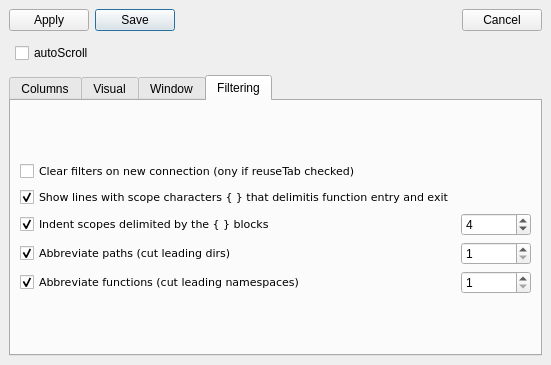
This is trace_server/settingslog.ui in mojmir-svoboda/DbgToolkit as Qt 5 draws it before an edit. The edited form follows.
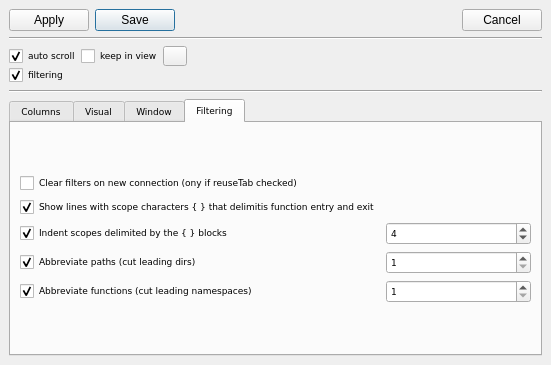
This is the edited form. The open tabs and pages were chosen to show the change.

Commit message: + log related ui moved to settings

The edit to the form file:
```diff
--- a/trace_server/settingslog.ui
+++ b/trace_server/settingslog.ui
@@ -57,21 +57,141 @@
      </layout>
     </item>
     <item>
-     <layout class="QHBoxLayout" name="horizontalLayout">
-      <property name="margin">
-       <number>6</number>
+     <widget class="Line" name="line_2">
+      <property name="orientation">
+       <enum>Qt::Horizontal</enum>
       </property>
-      <item>
-       <widget class="QCheckBox" name="checkBox">
+     </widget>
+    </item>
+    <item>
+     <layout class="QGridLayout" name="gridLayout">
+      <property name="topMargin">
+       <number>0</number>
+      </property>
+      <property name="rightMargin">
+       <number>0</number>
+      </property>
+      <property name="bottomMargin">
+       <number>0</number>
+      </property>
+      <property name="spacing">
+       <number>0</number>
+      </property>
+      <item row="0" column="0">
+       <widget class="QCheckBox" name="autoScrollCheckBox">
+        <property name="font">
+         <font>
+          <family>Verdana</family>
+          <pointsize>7</pointsize>
+         </font>
+        </property>
+        <property name="toolTip">
+         <string>&lt;!DOCTYPE HTML PUBLIC &quot;-//W3C//DTD HTML 4.0//EN&quot; &quot;http://www.w3.org/TR/REC-html40/strict.dtd&quot;&gt;
+&lt;html&gt;&lt;head&gt;&lt;meta name=&quot;qrichtext&quot; content=&quot;1&quot; /&gt;&lt;style type=&quot;text/css&quot;&gt;
+p, li { white-space: pre-wrap; }
+&lt;/style&gt;&lt;/head&gt;&lt;body style=&quot; font-family:'MS Shell Dlg 2'; font-size:8.25pt; font-weight:400; font-style:normal;&quot;&gt;
+&lt;p style=&quot; margin-top:0px; margin-bottom:0px; margin-left:0px; margin-right:0px; -qt-block-indent:0; text-indent:0px;&quot;&gt;&lt;span style=&quot; font-size:8pt;&quot;&gt;Auto scrolls to bottom if checked&lt;/span&gt;&lt;/p&gt;&lt;/body&gt;&lt;/html&gt;</string>
+        </property>
         <property name="text">
-         <string>autoScroll</string>
+         <string>auto scroll</string>
+        </property>
+        <property name="checked">
+         <bool>true</bool>
+        </property>
+       </widget>
+      </item>
+      <item row="0" column="1">
+       <widget class="QCheckBox" name="inViewCheckBox">
+        <property name="font">
+         <font>
+          <family>Verdana</family>
+          <pointsize>7</pointsize>
+         </font>
+        </property>
+        <property name="toolTip">
+         <string>&lt;html&gt;&lt;head/&gt;&lt;body&gt;&lt;p&gt;Tries to keep 1) color tag or 2) selection in view. Tag has precedence over selection.&lt;/p&gt;&lt;/body&gt;&lt;/html&gt;</string>
+        </property>
+        <property name="text">
+         <string>keep in view</string>
+        </property>
+       </widget>
+      </item>
+      <item row="0" column="2">
+       <widget class="QPushButton" name="gotoNextButton">
+        <property name="maximumSize">
+         <size>
+          <width>24</width>
+          <height>16777215</height>
+         </size>
+        </property>
+        <property name="font">
+         <font>
+          <family>Verdana</family>
+          <pointsize>7</pointsize>
+         </font>
+        </property>
+        <property name="toolTip">
+         <string>&lt;html&gt;&lt;head/&gt;&lt;body&gt;&lt;p&gt;Goto next color tag or selection&lt;/p&gt;&lt;/body&gt;&lt;/html&gt;</string>
+        </property>
+        <property name="text">
+         <string/>
+        </property>
+       </widget>
+      </item>
+      <item row="0" column="3">
+       <spacer name="horizontalSpacer_2">
+        <property name="orientation">
+         <enum>Qt::Horizontal</enum>
+        </property>
+        <property name="sizeHint" stdset="0">
+         <size>
+          <width>40</width>
+          <height>20</height>
+         </size>
+        </property>
+       </spacer>
+      </item>
+      <item row="1" column="0">
+       <widget class="QCheckBox" name="filterFileCheckBox">
+        <property name="font">
+         <font>
+          <family>Verdana</family>
+          <pointsize>7</pointsize>
+         </font>
+        </property>
+        <property name="toolTip">
+         <string>&lt;!DOCTYPE HTML PUBLIC &quot;-//W3C//DTD HTML 4.0//EN&quot; &quot;http://www.w3.org/TR/REC-html40/strict.dtd&quot;&gt;
+&lt;html&gt;&lt;head&gt;&lt;meta name=&quot;qrichtext&quot; content=&quot;1&quot; /&gt;&lt;style type=&quot;text/css&quot;&gt;
+p, li { white-space: pre-wrap; }
+&lt;/style&gt;&lt;/head&gt;&lt;body style=&quot; font-family:'MS Shell Dlg 2'; font-size:8.25pt; font-weight:400; font-style:normal;&quot;&gt;
+&lt;p style=&quot; margin-top:0px; margin-bottom:0px; margin-left:0px; margin-right:0px; -qt-block-indent:0; text-indent:0px;&quot;&gt;&lt;span style=&quot; font-size:8pt;&quot;&gt;Enables filtering via filter tabs.&lt;/span&gt;&lt;/p&gt;
+&lt;p style=&quot; margin-top:0px; margin-bottom:0px; margin-left:0px; margin-right:0px; -qt-block-indent:0; text-indent:0px;&quot;&gt;&lt;span style=&quot; font-size:8pt;&quot;&gt;This works as introducing a &amp;quot;proxy view&amp;quot; between user and the original data. When unchecked, the data is as was received from network.&lt;/span&gt;&lt;/p&gt;&lt;/body&gt;&lt;/html&gt;</string>
+        </property>
+        <property name="text">
+         <string>filtering</string>
+        </property>
+        <property name="checked">
+         <bool>true</bool>
         </property>
        </widget>
       </item>
      </layout>
     </item>
+    <item>
+     <widget class="Line" name="line">
+      <property name="orientation">
+       <enum>Qt::Horizontal</enum>
+      </property>
+     </widget>
+    </item>
     <item>
      <widget class="QTabWidget" name="tabWidget">
+      <property name="font">
+       <font>
+        <family>Verdana</family>
+        <pointsize>7</pointsize>
+       </font>
+      </property>
       <property name="currentIndex">
        <number>0</number>
       </property>
@@ -310,7 +430,7 @@
             <property name="font">
              <font>
               <family>Verdana</family>
-              <pointsize>8</pointsize>
+              <pointsize>7</pointsize>
              </font>
             </property>
             <property name="text">
@@ -323,7 +443,7 @@
             <property name="font">
              <font>
               <family>Verdana</family>
-              <pointsize>8</pointsize>
+              <pointsize>7</pointsize>
              </font>
             </property>
             <property name="text">
@@ -339,7 +459,7 @@
             <property name="font">
              <font>
               <family>Verdana</family>
-              <pointsize>8</pointsize>
+              <pointsize>7</pointsize>
              </font>
             </property>
             <property name="text">
@@ -355,7 +475,7 @@
             <property name="font">
              <font>
               <family>Verdana</family>
-              <pointsize>8</pointsize>
+              <pointsize>7</pointsize>
              </font>
             </property>
             <property name="text">
@@ -371,7 +491,7 @@
             <property name="font">
              <font>
               <family>Verdana</family>
-              <pointsize>8</pointsize>
+              <pointsize>7</pointsize>
              </font>
             </property>
             <property name="text">
```
Left out of the diff: 9 changed lines with no effect on the pictures. The commit also changes 3 other files.
